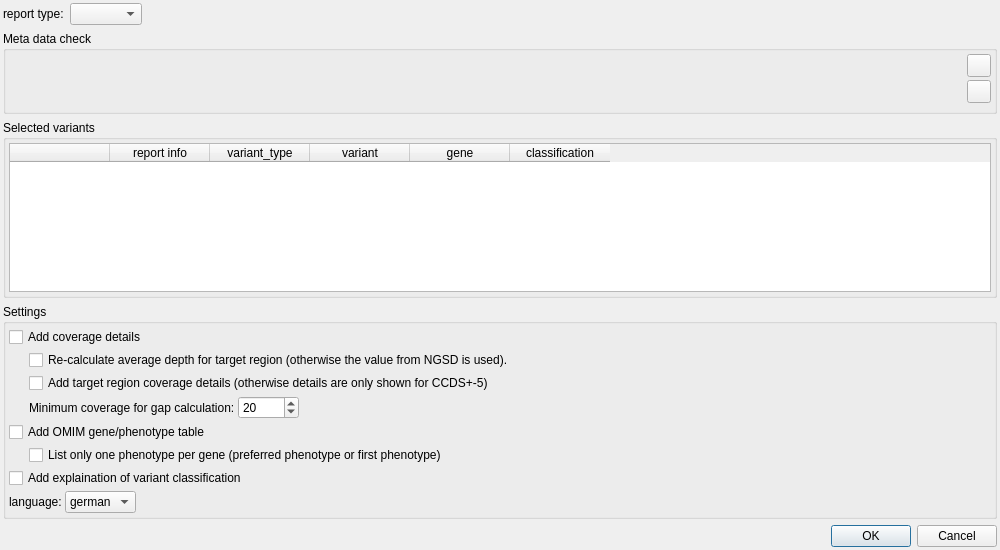
Above: src/GSvar/ReportDialog.ui from imgag/ngs-bits before the change. Below: the same form after it.
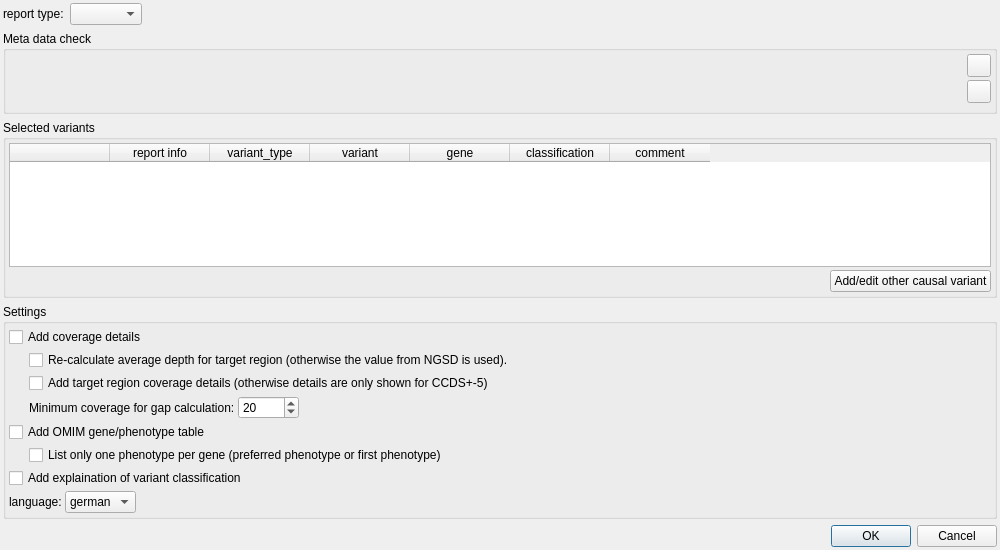
That is the form after the change. Icons and pictures are not drawn.

Commit message:
src/GSvar/CausalVariantEditDialog.*: added dialog to add non-std causal variant
src/cppNGSD/resources/NGSD_schema.sql: added table for other causal variants

src/GSvar/ReportDialog.*: added other causal variant

src/cppNGSD/NGSD.cpp: added other causal variant

Diff of the .ui file:
```diff
--- a/src/GSvar/ReportDialog.ui
+++ b/src/GSvar/ReportDialog.ui
@@ -209,6 +209,8 @@
        <number>3</number>
       </property>
       <item>
+       <layout class="QVBoxLayout" name="verticalLayout_3">
+        <item>
        <widget class="QTableWidget" name="vars">
         <property name="contextMenuPolicy">
          <enum>Qt::CustomContextMenu</enum>
@@ -252,7 +254,38 @@
           <string>classification</string>
          </property>
         </column>
-       </widget>
+          <column>
+           <property name="text">
+            <string>comment</string>
+           </property>
+          </column>
+         </widget>
+        </item>
+        <item>
+         <layout class="QHBoxLayout" name="horizontalLayout_8">
+          <item>
+           <spacer name="horizontalSpacer">
+            <property name="orientation">
+             <enum>Qt::Horizontal</enum>
+            </property>
+            <property name="sizeHint" stdset="0">
+             <size>
+              <width>40</width>
+              <height>20</height>
+             </size>
+            </property>
+           </spacer>
+          </item>
+          <item>
+           <widget class="QPushButton" name="edit_other_var">
+            <property name="text">
+             <string>Add/edit other causal variant</string>
+            </property>
+           </widget>
+          </item>
+         </layout>
+        </item>
+       </layout>
       </item>
      </layout>
     </widget>
```
Lines whose indentation alone changed are shown as unchanged. The commit also changes 13 other files.
